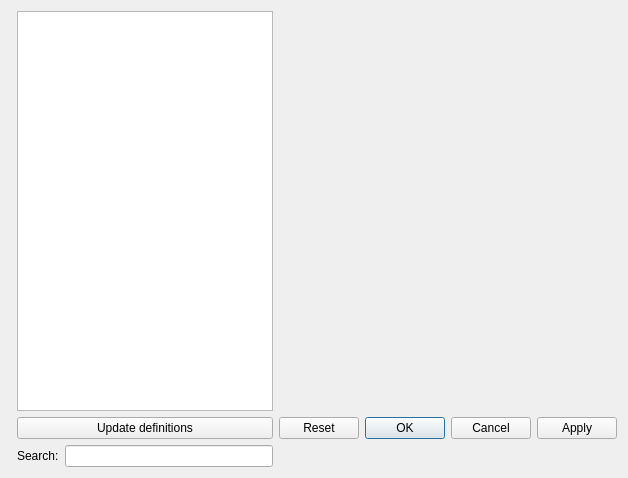
This is krita/plugins/extensions/gmic/wdg_gmic.ui in KDE/krita as Qt 5 draws it before an edit. The edited form follows.
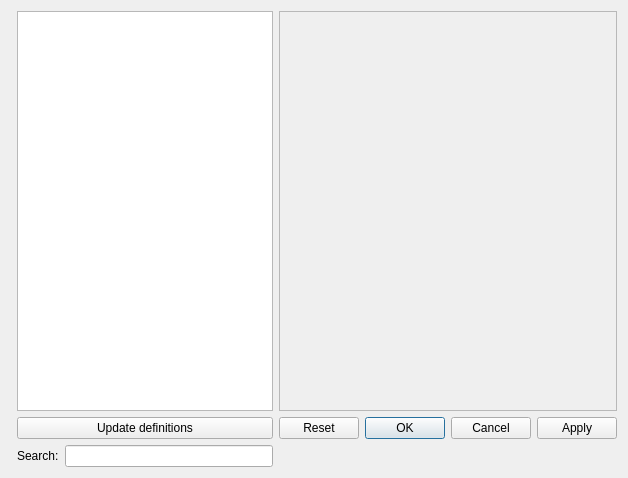
This is the edited form. Custom widgets are drawn as their Qt base class.

Commit message:
Put the gmic filter definition in a scrollarea
This makes sure that the dialog cannot grow bigger than the screen and
that the widgets and text aren't all squashed up.

Patch:
```diff
--- a/krita/plugins/extensions/gmic/wdg_gmic.ui
+++ b/krita/plugins/extensions/gmic/wdg_gmic.ui
@@ -55,7 +55,7 @@
       </widget>
      </item>
      <item row="0" column="2" colspan="2">
-      <widget class="QWidget" name="m_filterOptions" native="true">
+      <widget class="QScrollArea" name="m_filterScrollArea" native="true">
        <property name="sizePolicy">
         <sizepolicy hsizetype="Minimum" vsizetype="Preferred">
          <horstretch>0</horstretch>
```
The commit also changes 2 other files.
